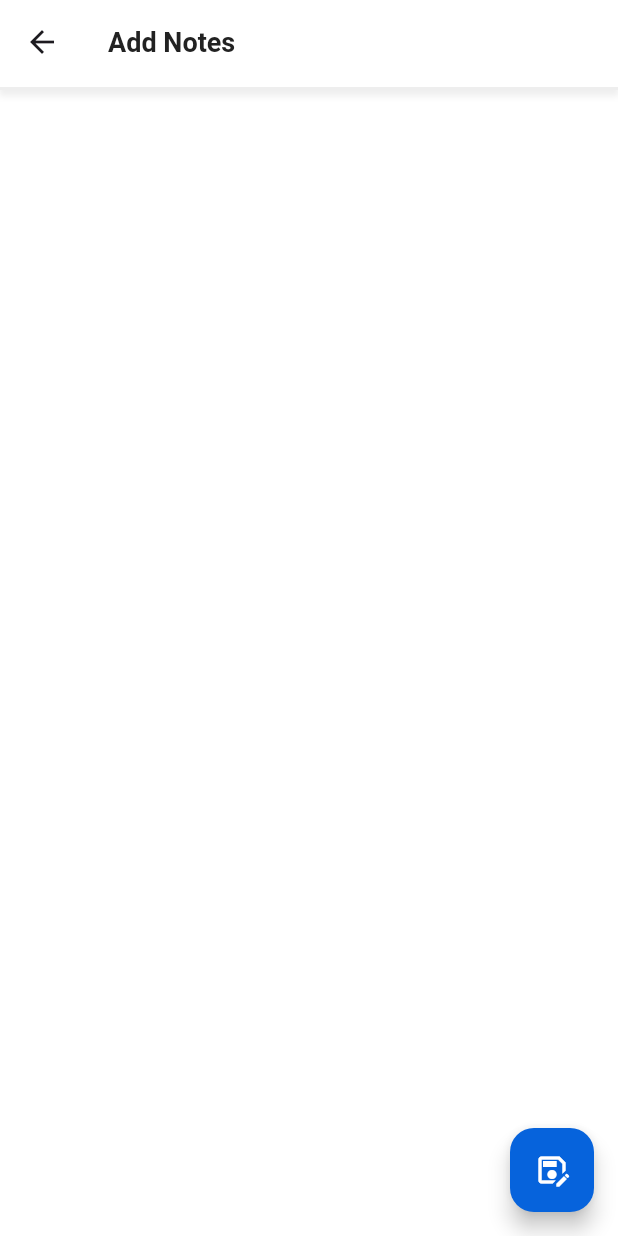
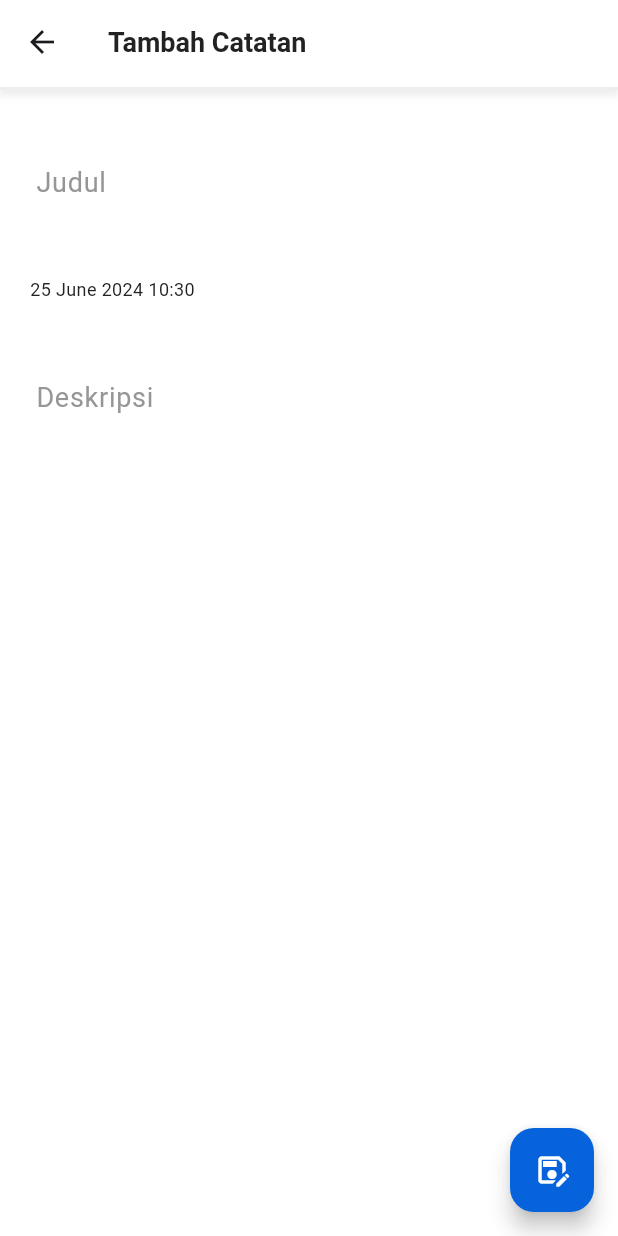
Before and after one commit to andspdev/ambw, a Flutter app: the AddNotes screen opened directly, on a phone screen of 412 x 824 dp. Run offline on Flutter 3.47's test engine with Material 3 defaults, Android fonts, the phone set to English and light mode, and no system bars.

Commit message:
Update tampilan add notes

```diff
--- a/uas/lib/constant/colors.dart
+++ b/uas/lib/constant/colors.dart
@@ -6,5 +6,7 @@ const Color primaryColor = Color.fromRGBO(6, 99, 220, 1);
 const Color borderGrey = Color.fromRGBO(238, 238, 238, 1);
 const Color textBlack = Color.fromRGBO(34, 34, 34, 1);
 const Color textBlackNotesNotFound = Color.fromRGBO(80, 80, 80, 1);
-const Color textBlackAppBar = Color.fromRGBO(60, 60, 60, 1);
+const Color textBlackAppBar = Color.fromRGBO(103, 103, 103, 1);
+const Color textBlackSmooth = Color.fromRGBO(150, 150, 150, 1);
+
 const Color smoothGrey = Color.fromRGBO(238, 238, 238, 1);
--- a/uas/lib/main.dart
+++ b/uas/lib/main.dart
@@ -1,5 +1,4 @@
 import 'package:flutter/material.dart';
-import 'package:uas/constant/colors.dart';
 import 'package:uas/constant/debug_status.dart';
 import 'package:uas/pages/splash_screen.dart';
 
--- a/uas/lib/pages/add_notes.dart
+++ b/uas/lib/pages/add_notes.dart
@@ -1,4 +1,5 @@
 import 'package:flutter/material.dart';
+import 'package:intl/intl.dart';
 import 'package:uas/constant/styles.dart';
 import 'package:uas/constant/colors.dart';
 
@@ -15,6 +16,10 @@ class _AddNotes extends State<AddNotes>
   @override
   Widget build(BuildContext context)
   {
+    DateTime now = DateTime.now();
+    String formattedDateTime = DateFormat('d MMMM yyyy HH:mm').format(now);
+
+
     return Scaffold(
     backgroundColor: backgroundColor,
     appBar: PreferredSize(
@@ -38,21 +43,136 @@ class _AddNotes extends State<AddNotes>
           ],
         ),
         child: AppBar(
-          title: const Text('Add Notes', style: TextStyle(
+          backgroundColor: backgroundColor,
+          surfaceTintColor: backgroundColor,
+          title: const Text('Tambah Catatan', style: TextStyle(
             fontSize: fontSizeAppBar,
             fontWeight: FontWeight.bold,
             color: textBlack
-          ),),
-          backgroundColor: backgroundColor,
+          )),
           elevation: 0,
         ),
       ),
     ),
 
     body: Container(
-        padding: const EdgeInsets.all(paddingContainer),
-        child: null
+        padding: const EdgeInsets.only(top: paddingContainer),
+        child: Column(
+          crossAxisAlignment: CrossAxisAlignment.start,
+          children: <Widget>
+          [
+            const SizedBox(height: 10),
+
+            TextFormField(
+              decoration: const InputDecoration(
+                contentPadding: EdgeInsets.all(paddingContainer),
+                labelText:  "Judul",
+                labelStyle: TextStyle(
+                  color: textBlackSmooth,
+                  fontSize: 18
+                ),
+                border: OutlineInputBorder(
+                  borderSide: BorderSide(
+                    color: Colors.transparent,
+                    width: 0
+                  )
+                ),
+                enabledBorder: OutlineInputBorder(
+                  borderSide: BorderSide(
+                    color: Colors.transparent,
+                    width: 0,
+                  ),
+                ),
+                focusedBorder: OutlineInputBorder(
+                  borderSide: BorderSide(
+                    color: Colors.transparent,
+                    width: 0,
+                  ),
+                ),
+                errorBorder: OutlineInputBorder(
+                  borderSide: BorderSide(
+                    color: Colors.transparent,
+                    width: 0,
+                  ),
+                ),
+                disabledBorder: OutlineInputBorder(
+                  borderSide: BorderSide(
+                    color: Colors.transparent,
+                    width: 0,
+                  ),
+                ),
+              ),
+              cursorColor: primaryColor,
+            ),
+
+            const SizedBox(height: 10),
+
+            Padding(
+              padding: const EdgeInsets.all(paddingContainer),
+              child: Text(
+                formattedDateTime,
+                style: const TextStyle(
+                  fontSize: 12,
+                  color: textBlack
+                ),
+              ),
+            ),
+
+
+            const SizedBox(height: 15),
+
+            Expanded(
+              child: TextFormField(
+                decoration: const InputDecoration(
+                  contentPadding: EdgeInsets.only(top: 15, left: paddingContainer, right: paddingContainer, bottom: paddingContainer),
+                  labelText:  "Deskripsi",
+                  labelStyle: TextStyle(
+                    color: textBlackSmooth,
+                    fontSize: 18
+                  ),
+                  border: OutlineInputBorder(
+                    borderSide: BorderSide(
+                      color: Colors.transparent,
+                      width: 0
+                    )
+                  ),
+                  enabledBorder: OutlineInputBorder(
+                    borderSide: BorderSide(
+                      color: Colors.transparent,
+                      width: 0,
+                    ),
+                  ),
+                  focusedBorder: OutlineInputBorder(
+                    borderSide: BorderSide(
+                      color: Colors.transparent,
+                      width: 0,
+                    ),
+                  ),
+                  errorBorder: OutlineInputBorder(
+                    borderSide: BorderSide(
+                      color: Colors.transparent,
+                      width: 0,
+                    ),
+                  ),
+                  disabledBorder: OutlineInputBorder(
+                    borderSide: BorderSide(
+                      color: Colors.transparent,
+                      width: 0,
+                    ),
+                  ),
+                ),
+                maxLines: null,
+                cursorColor: primaryColor,
+              )
+            ),
+
+
+
+          ],
+        )
       ),
+
+
       floatingActionButton: FloatingActionButton(
         onPressed: ()
         {
@@ -62,7 +182,7 @@ class _AddNotes extends State<AddNotes>
           );
         },
         backgroundColor: primaryColor,
-        tooltip: "Save Note",
+        tooltip: "Simpan Catatan",
         child: const Icon(
           Icons.save_as_outlined,
           color: whiteColor
--- a/uas/lib/pages/home_screen.dart
+++ b/uas/lib/pages/home_screen.dart
@@ -40,6 +40,7 @@ class _HomeScreen extends State<HomeScreen>
             ],
           ),
           child: AppBar(
+            surfaceTintColor: backgroundColor,
             title: const Text('NotesTaking', style: TextStyle(
               fontSize: fontSizeAppBar,
               fontWeight: FontWeight.bold,
@@ -88,7 +89,7 @@ class _HomeScreen extends State<HomeScreen>
           );
         },
         backgroundColor: primaryColor,
-        tooltip: "Add Note",
+        tooltip: "Tambah Catatan",
         child: const Icon(
           Icons.add,
           color: whiteColor
--- a/uas/pubspec.yaml
+++ b/uas/pubspec.yaml
@@ -9,6 +9,7 @@ environment:
 dependencies:
   flutter:
     sdk: flutter
+  intl: ^0.17.0
 
 dev_dependencies:
   flutter_test:
```
Also changed, not shown: uas/pubspec.lock.
